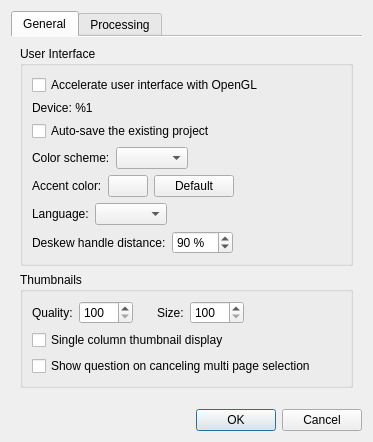
This is src/app/SettingsDialog.ui in 2ndmax/scantailor-ocr as Qt 5 draws it before an edit. The edited form follows.
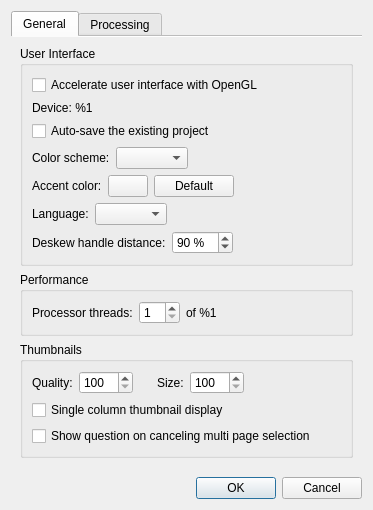
This is the edited form.

Commit message: Use one thread limit for all parallel work, set in the settings

```diff
--- a/src/app/SettingsDialog.ui
+++ b/src/app/SettingsDialog.ui
@@ -204,6 +204,55 @@
          <zorder>openglDeviceLabel</zorder>
         </widget>
        </item>
+       <item>
+        <widget class="QGroupBox" name="performanceGroup">
+         <property name="title">
+          <string>Performance</string>
+         </property>
+         <layout class="QHBoxLayout" name="horizontalLayout_processingThreads">
+          <item>
+           <widget class="QLabel" name="processingThreadsLabel">
+            <property name="text">
+             <string>Processor threads:</string>
+            </property>
+            <property name="buddy">
+             <cstring>processingThreadsSB</cstring>
+            </property>
+           </widget>
+          </item>
+          <item>
+           <widget class="QSpinBox" name="processingThreadsSB">
+            <property name="toolTip">
+             <string>The most processor threads that ScanTailor uses at the same time: for the batch processing, the PDF export, the image filters and JPEG 2000. Fewer threads leave room for other programs, more threads finish sooner. A change applies from the next page and the next export.</string>
+            </property>
+            <property name="minimum">
+             <number>1</number>
+            </property>
+           </widget>
+          </item>
+          <item>
+           <widget class="QLabel" name="processingThreadsMaxLabel">
+            <property name="text">
+             <string notr="true">of %1</string>
+            </property>
+           </widget>
+          </item>
+          <item>
+           <spacer name="horizontalSpacer_processingThreads">
+            <property name="orientation">
+             <enum>Qt::Horizontal</enum>
+            </property>
+            <property name="sizeHint" stdset="0">
+             <size>
+              <width>1</width>
+              <height>1</height>
+             </size>
+            </property>
+           </spacer>
+          </item>
+         </layout>
+        </widget>
+       </item>
        <item>
         <widget class="QGroupBox" name="thumbnailsParams">
          <property name="title">
```
The commit also changes 36 other files.
